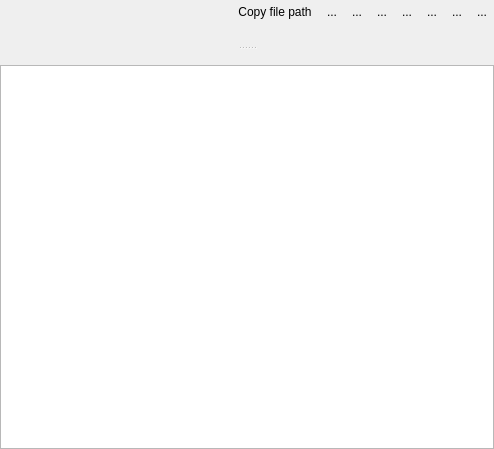
Old version of the form Viewer/src/OutputItemWidget.ui in the repository ecmwf/ecflow.
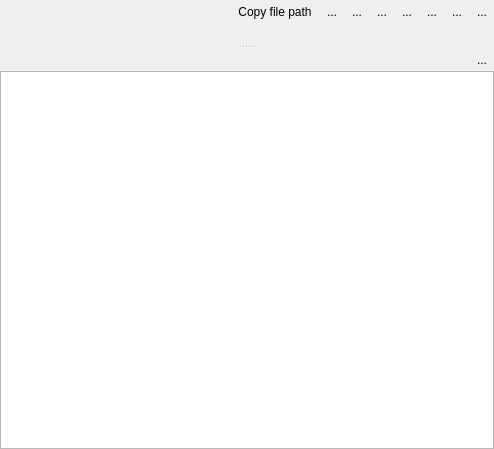
New version of the form. Icons and pictures are not drawn. Custom widgets are drawn as their Qt base class.

Commit message: ecFlowUI: add refresh button to directory list in Output panel ECFLOW-1183

The edit to the form file:
```diff
--- a/Viewer/src/OutputItemWidget.ui
+++ b/Viewer/src/OutputItemWidget.ui
@@ -222,7 +222,7 @@
       </layout>
      </widget>
      <widget class="QWidget" name="dirWidget_" native="true">
-      <layout class="QVBoxLayout" name="verticalLayout_2">
+      <layout class="QVBoxLayout" name="verticalLayout_2" stretch="0,1">
        <property name="spacing">
         <number>1</number>
        </property>
@@ -239,11 +239,32 @@
         <number>0</number>
        </property>
        <item>
+        <layout class="QHBoxLayout" name="horizontalLayout_2" stretch="1,0">
+         <item>
         <widget class="DirInfoLabel" name="dirLabel_">
          <property name="text">
           <string/>
          </property>
         </widget>
+         </item>
+         <item>
+          <widget class="QToolButton" name="dirReloadTb_">
+           <property name="toolTip">
+            <string>Reload directory listing</string>
+           </property>
+           <property name="text">
+            <string>...</string>
+           </property>
+           <property name="icon">
+            <iconset resource="viewer.qrc">
+             <normaloff>:/viewer/sync_black.svg</normaloff>:/viewer/sync_black.svg</iconset>
+           </property>
+           <property name="autoRaise">
+            <bool>true</bool>
+           </property>
+          </widget>
+         </item>
+        </layout>
        </item>
        <item>
         <widget class="QTreeView" name="dirView_"/>
```
Lines whose indentation alone changed are shown as unchanged. The commit also changes 3 other files.
